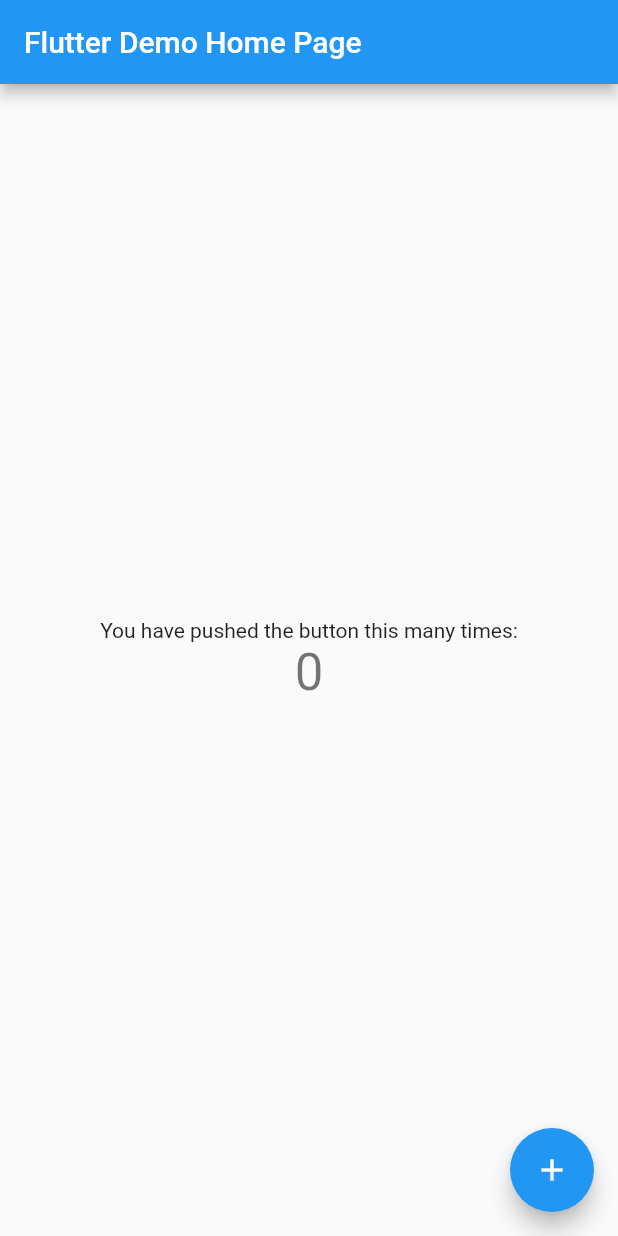
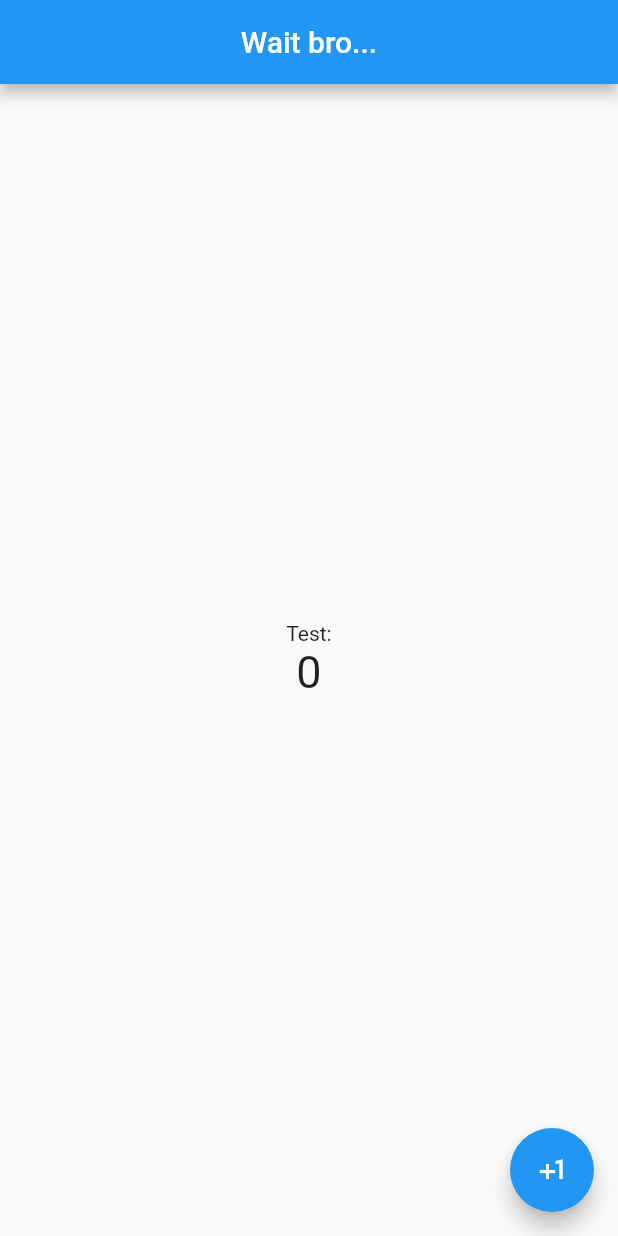
Before and after one commit to Shashank-Girish/Konmari-App, a Flutter app: the screen it shows after launch, on a phone screen of 412 x 824 dp. Run offline on Flutter 3.47's test engine with Material 2 defaults, Android fonts, the phone set to English and light mode, and no system bars.

```diff
--- a/lib/main.dart
+++ b/lib/main.dart
@@ -1,115 +1,31 @@
 import 'package:flutter/material.dart';
 
 void main() {
-  runApp(const MyApp());
+  runApp(MaterialApp(home: Dummy()));
 }
 
-class MyApp extends StatelessWidget {
-  const MyApp({super.key});
+int cntr =0;
 
-  // This widget is the root of your application.
+class Dummy extends StatefulWidget {
+  const Dummy({super.key});
+
+  @override
+  State<Dummy> createState() => _DummyState();
+}
+
+class _DummyState extends State<Dummy> {
   @override
   Widget build(BuildContext context) {
-    return MaterialApp(
-      title: 'Flutter Demo',
-      theme: ThemeData(
-        // This is the theme of your application.
-        //
-        // Try running your application with "flutter run". You'll see the
-        // application has a blue toolbar. Then, without quitting the app, try
-        // changing the primarySwatch below to Colors.green and then invoke
-        // "hot reload" (press "r" in the console where you ran "flutter run",
-        // or simply save your changes to "hot reload" in a Flutter IDE).
-        // Notice that the counter didn't reset back to zero; the application
-        // is not restarted.
-        primarySwatch: Colors.blue,
-      ),
-      home: const MyHomePage(title: 'Flutter Demo Home Page'),
+    return Scaffold(
+      appBar: AppBar(centerTitle: true, title: const Text("Wait bro..."),),
+      body:Center(child: Column(crossAxisAlignment: CrossAxisAlignment.center, mainAxisAlignment: MainAxisAlignment.center,children: [Text("Test:"),Text("$cntr", style: const TextStyle(fontSize: 30))],)),
+      floatingActionButton: FloatingActionButton(
+        child:const Icon(Icons.plus_one),
+        onPressed: () {
+        setState(() {
+          cntr+=1;
+        });
+      },),
     );
   }
 }
-
-class MyHomePage extends StatefulWidget {
-  const MyHomePage({super.key, required this.title});
-
-  // This widget is the home page of your application. It is stateful, meaning
-  // that it has a State object (defined below) that contains fields that affect
-  // how it looks.
-
-  // This class is the configuration for the state. It holds the values (in this
-  // case the title) provided by the parent (in this case the App widget) and
-  // used by the build method of the State. Fields in a Widget subclass are
-  // always marked "final".
-
-  final String title;
-
-  @override
-  State<MyHomePage> createState() => _MyHomePageState();
-}
-
-class _MyHomePageState extends State<MyHomePage> {
-  int _counter = 0;
-
-  void _incrementCounter() {
-    setState(() {
-      // This call to setState tells the Flutter framework that something has
-      // changed in this State, which causes it to rerun the build method below
-      // so that the display can reflect the updated values. If we changed
-      // _counter without calling setState(), then the build method would not be
-      // called again, and so nothing would appear to happen.
-      _counter++;
-    });
-  }
-
-  @override
-  Widget build(BuildContext context) {
-    // This method is rerun every time setState is called, for instance as done
-    // by the _incrementCounter method above.
-    //
-    // The Flutter framework has been optimized to make rerunning build methods
-    // fast, so that you can just rebuild anything that needs updating rather
-    // than having to individually change instances of widgets.
-    return Scaffold(
-      appBar: AppBar(
-        // Here we take the value from the MyHomePage object that was created by
-        // the App.build method, and use it to set our appbar title.
-        title: Text(widget.title),
-      ),
-      body: Center(
-        // Center is a layout widget. It takes a single child and positions it
-        // in the middle of the parent.
-        child: Column(
-          // Column is also a layout widget. It takes a list of children and
-          // arranges them vertically. By default, it sizes itself to fit its
-          // children horizontally, and tries to be as tall as its parent.
-          //
-          // Invoke "debug painting" (press "p" in the console, choose the
-          // "Toggle Debug Paint" action from the Flutter Inspector in Android
-          // Studio, or the "Toggle Debug Paint" command in Visual Studio Code)
-          // to see the wireframe for each widget.
-          //
-          // Column has various properties to control how it sizes itself and
-          // how it positions its children. Here we use mainAxisAlignment to
-          // center the children vertically; the main axis here is the vertical
-          // axis because Columns are vertical (the cross axis would be
-          // horizontal).
-          mainAxisAlignment: MainAxisAlignment.center,
-          children: <Widget>[
-            const Text(
-              'You have pushed the button this many times:',
-            ),
-            Text(
-              '$_counter',
-              style: Theme.of(context).textTheme.headline4,
-            ),
-          ],
-        ),
-      ),
-      floatingActionButton: FloatingActionButton(
-        onPressed: _incrementCounter,
-        tooltip: 'Increment',
-        child: const Icon(Icons.add),
-      ), // This trailing comma makes auto-formatting nicer for build methods.
-    );
-  }
-}
```
Also changed, not shown: pubspec.yaml (+7 -0 lines), pubspec.lock, 4 other files.
